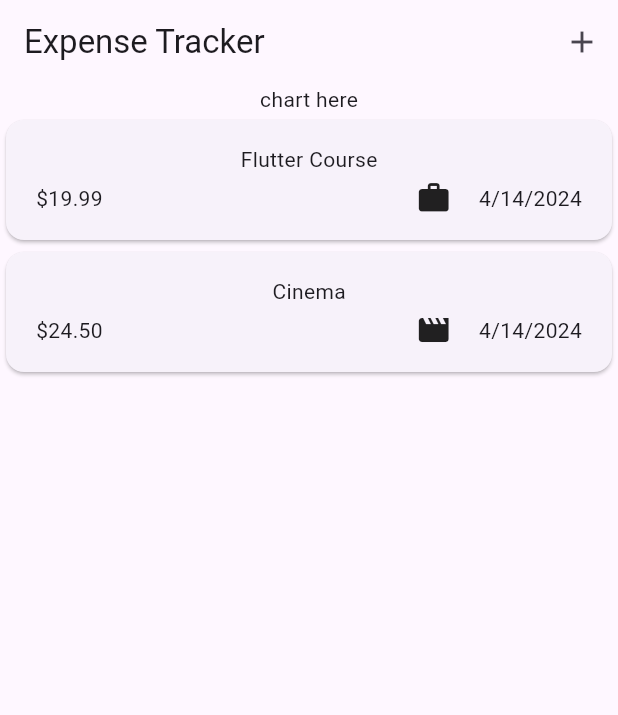
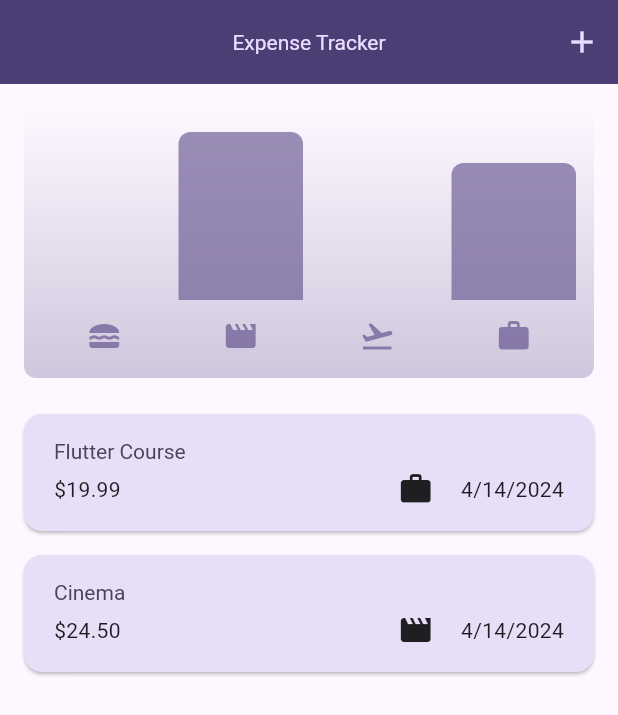
Before and after one commit to JuanDuran85/flutter_projects, a Flutter app: the screen it shows after launch, on a phone screen of 412 x 824 dp. Shown: the top 715 px of the screen. Run offline on Flutter 3.47's test engine with Material 3 defaults, Android fonts, the phone set to English and light mode, and no system bars; our stand-ins replace animate_do, dio, google_fonts, video_player.

Commit message:
adding chart

```diff
--- a/expense_tracker/lib/main.dart
+++ b/expense_tracker/lib/main.dart
@@ -1,6 +1,14 @@
 import 'package:flutter/material.dart';
 
 import 'package:expense_tracker/widgets/expense_tracker.dart';
+
+var kColorScheme =
+    ColorScheme.fromSeed(seedColor: const Color.fromARGB(255, 96, 59, 181));
+
+var kDarkColorScheme = ColorScheme.fromSeed(
+  brightness: Brightness.dark,
+  seedColor: const Color.fromARGB(255, 5, 99, 125),
+);
 
 void main() => runApp(const MyApp());
 
@@ -9,10 +17,54 @@ class MyApp extends StatelessWidget {
 
   @override
   Widget build(BuildContext context) {
-    return const MaterialApp(
+    return MaterialApp(
+      darkTheme: ThemeData.dark().copyWith(
+        colorScheme: kDarkColorScheme,
+        cardTheme: const CardTheme().copyWith(
+          color: kDarkColorScheme.secondaryContainer,
+          margin: const EdgeInsets.symmetric(
+            horizontal: 16,
+            vertical: 8,
+          ),
+        ),
+        elevatedButtonTheme: ElevatedButtonThemeData(
+          style: ElevatedButton.styleFrom(
+            backgroundColor: kDarkColorScheme.primaryContainer,
+            foregroundColor: kDarkColorScheme.onPrimaryContainer,
+          ),
+        ),
+      ),
+      theme: ThemeData().copyWith(
+        colorScheme: kColorScheme,
+        appBarTheme: const AppBarTheme().copyWith(
+          backgroundColor: kColorScheme.onPrimaryContainer,
+          foregroundColor: kColorScheme.primaryContainer,
+          centerTitle: true,
+        ),
+        cardTheme: const CardTheme().copyWith(
+          color: kColorScheme.secondaryContainer,
+          margin: const EdgeInsets.symmetric(
+            horizontal: 16,
+            vertical: 8,
+          ),
+        ),
+        elevatedButtonTheme: ElevatedButtonThemeData(
+          style: ElevatedButton.styleFrom(
+            backgroundColor: kColorScheme.primaryContainer,
+          ),
+        ),
+        textTheme: ThemeData().textTheme.copyWith(
+              titleLarge: TextStyle(
+                fontWeight: FontWeight.normal,
+                color: kColorScheme.onSecondaryContainer,
+                fontSize: 14,
+              ),
+            ),
+      ),
       title: 'Expense Tracker',
       debugShowCheckedModeBanner: false,
-      home: Expenses(),
+      //themeMode: ThemeMode.system,
+      home: const Expenses(),
     );
   }
 }
--- a/expense_tracker/lib/models/expense.dart
+++ b/expense_tracker/lib/models/expense.dart
@@ -36,3 +36,24 @@ class Expense {
     return formatter.format(date);
   }
 }
+
+class ExpenseBucket {
+  ExpenseBucket({required this.category, required this.expenses});
+  final Category category;
+  final List<Expense> expenses;
+
+  ExpenseBucket.forCategory(
+    List<Expense> allExpenses,
+    this.category,
+  ) : expenses = allExpenses
+            .where((expense) => expense.category == category)
+            .toList();
+
+  double get totalExpenses {
+    double sum = 0;
+    for (final Expense expense in expenses) {
+      sum += expense.amount;
+    }
+    return sum;
+  }
+}
--- /dev/null
+++ b/expense_tracker/lib/widgets/chart/chart.dart
@@ -0,0 +1,94 @@
+import 'package:expense_tracker/models/expense.dart';
+import 'package:expense_tracker/widgets/chart/chart_bar.dart';
+import 'package:flutter/material.dart';
+
+class Chart extends StatelessWidget {
+  const Chart({super.key, required this.expenses});
+
+  final List<Expense> expenses;
+
+  List<ExpenseBucket> get buckets {
+    return [
+      ExpenseBucket.forCategory(expenses, Category.food),
+      ExpenseBucket.forCategory(expenses, Category.leisure),
+      ExpenseBucket.forCategory(expenses, Category.travel),
+      ExpenseBucket.forCategory(expenses, Category.work),
+    ];
+  }
+
+  double get maxTotalExpense {
+    double maxTotalExpense = 0;
+
+    for (final bucket in buckets) {
+      if (bucket.totalExpenses > maxTotalExpense) {
+        maxTotalExpense = bucket.totalExpenses;
+      }
+    }
+
+    return maxTotalExpense;
+  }
+
+  @override
+  Widget build(BuildContext context) {
+    final isDarkMode =
+        MediaQuery.of(context).platformBrightness == Brightness.dark;
+    return Container(
+      margin: const EdgeInsets.all(16),
+      padding: const EdgeInsets.symmetric(
+        vertical: 16,
+        horizontal: 8,
+      ),
+      width: double.infinity,
+      height: 180,
+      decoration: BoxDecoration(
+        borderRadius: BorderRadius.circular(8),
+        gradient: LinearGradient(
+          colors: [
+            Theme.of(context).colorScheme.primary.withOpacity(0.3),
+            Theme.of(context).colorScheme.primary.withOpacity(0.0)
+          ],
+          begin: Alignment.bottomCenter,
+          end: Alignment.topCenter,
+        ),
+      ),
+      child: Column(
+        children: [
+          Expanded(
+            child: Row(
+              crossAxisAlignment: CrossAxisAlignment.end,
+              children: [
+                for (final bucket in buckets) // alternative to map()
+                  ChartBar(
+                    fill: bucket.totalExpenses == 0
+                        ? 0
+                        : bucket.totalExpenses / maxTotalExpense,
+                  )
+              ],
+            ),
+          ),
+          const SizedBox(height: 12),
+          Row(
+            children: buckets
+                .map(
+                  (bucket) => Expanded(
+                    child: Padding(
+                      padding: const EdgeInsets.symmetric(horizontal: 4),
+                      child: Icon(
+                        categoryIcons[bucket.category],
+                        color: isDarkMode
+                            ? Theme.of(context).colorScheme.secondary
+                            : Theme.of(context)
+                                .colorScheme
+                                .primary
+                                .withOpacity(0.7),
+                      ),
+                    ),
+                  ),
+                )
+                .toList(),
+          )
+        ],
+      ),
+    );
+  }
+}
--- /dev/null
+++ b/expense_tracker/lib/widgets/chart/chart_bar.dart
@@ -0,0 +1,34 @@
+import 'package:flutter/material.dart';
+
+class ChartBar extends StatelessWidget {
+  const ChartBar({
+    super.key,
+    required this.fill,
+  });
+
+  final double fill;
+
+  @override
+  Widget build(BuildContext context) {
+    final isDarkMode =
+        MediaQuery.of(context).platformBrightness == Brightness.dark;
+    return Expanded(
+      child: Padding(
+        padding: const EdgeInsets.symmetric(horizontal: 4),
+        child: FractionallySizedBox(
+          heightFactor: fill,
+          child: DecoratedBox(
+            decoration: BoxDecoration(
+              shape: BoxShape.rectangle,
+              borderRadius:
+                  const BorderRadius.vertical(top: Radius.circular(8)),
+              color: isDarkMode
+                  ? Theme.of(context).colorScheme.secondary
+                  : Theme.of(context).colorScheme.primary.withOpacity(0.65),
+            ),
+          ),
+        ),
+      ),
+    );
+  }
+}
--- a/expense_tracker/lib/widgets/expense_tracker.dart
+++ b/expense_tracker/lib/widgets/expense_tracker.dart
@@ -1,3 +1,4 @@
+import 'package:expense_tracker/widgets/chart/chart.dart';
 import 'package:flutter/material.dart';
 
 import 'package:expense_tracker/widgets/new_expense.dart';
@@ -90,7 +91,7 @@ class _ExpensesState extends State<Expenses> {
       ),
       body: Column(
         children: [
-          const Text('chart here'),
+          Chart(expenses: _registrerExpenses),
           Expanded(child: mainContent),
         ],
       ),
--- a/expense_tracker/lib/widgets/expenses_list/expenses_item.dart
+++ b/expense_tracker/lib/widgets/expenses_list/expenses_item.dart
@@ -16,9 +16,11 @@ class ExpenseItem extends StatelessWidget {
             vertical: 16,
           ),
           child: Column(
+            crossAxisAlignment: CrossAxisAlignment.start,
             children: [
               Text(
                 expense.title,
+                style: Theme.of(context).textTheme.titleLarge,
               ),
               const SizedBox(
                 height: 4,
--- a/expense_tracker/lib/widgets/expenses_list/expenses_list.dart
+++ b/expense_tracker/lib/widgets/expenses_list/expenses_list.dart
@@ -7,15 +7,27 @@ class ExpensesList extends StatelessWidget {
   final List<Expense> expenses;
   final void Function(Expense expense) onRemoveExpense;
 
-  const ExpensesList({super.key, required this.expenses, required this.onRemoveExpense,});
+  const ExpensesList({
+    super.key,
+    required this.expenses,
+    required this.onRemoveExpense,
+  });
 
   @override
   Widget build(BuildContext context) {
     return ListView.builder(
       itemCount: expenses.length,
       itemBuilder: (context, index) => Dismissible(
-        key: ValueKey(expenses[index]),
-        onDismissed: (direction){
+        key: ValueKey(
+          expenses[index],
+        ),
+        background: Container(
+          color: Theme.of(context).colorScheme.error.withOpacity(0.41),
+          margin: EdgeInsets.symmetric(
+            horizontal: Theme.of(context).cardTheme.margin!.horizontal,
+          ),
+        ),
+        onDismissed: (direction) {
           onRemoveExpense(expenses[index]);
         },
         child: ExpenseItem(
```
